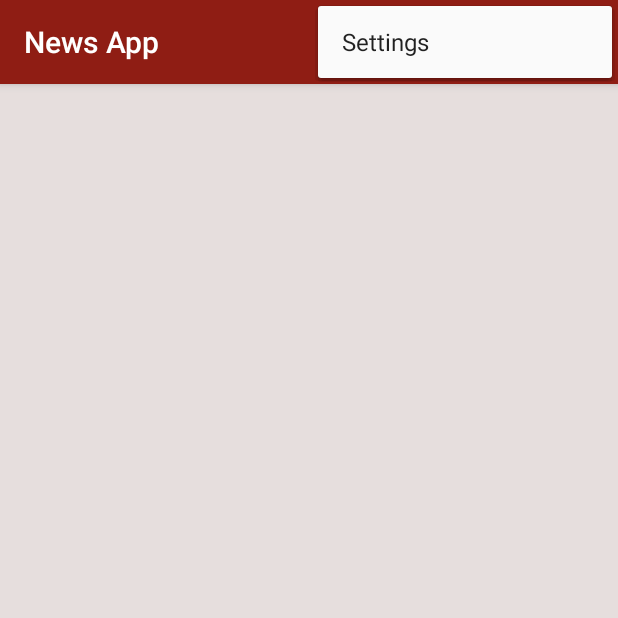
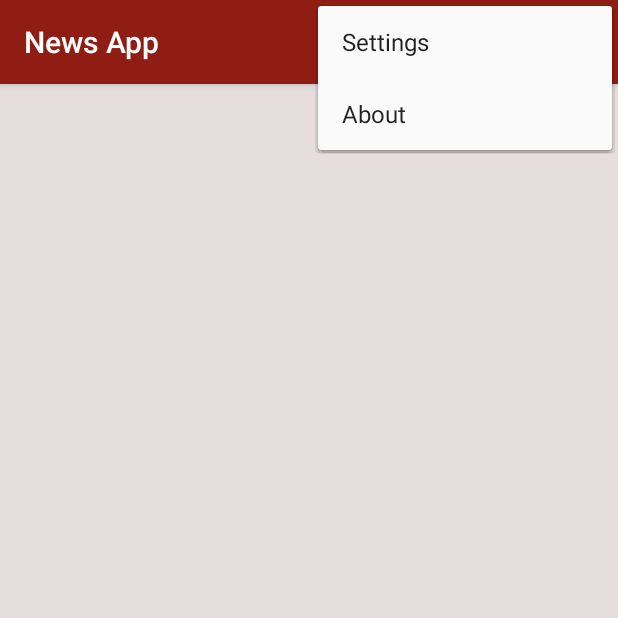
Before and after one commit to MostafaSolimanMO/News-App, an Android app: the screen it shows after launch (MainActivity), with the options menu open, on a phone screen of 412 x 824 dp, the top half of it. Run offline under Robolectric (Android 15) with nearby library versions, the phone set to English and light mode, and no system bars.

```diff
--- a/app/src/main/java/com/example/daii/udacitynewsapp/MainActivity.java
+++ b/app/src/main/java/com/example/daii/udacitynewsapp/MainActivity.java
@@ -2,10 +2,12 @@ package com.example.daii.udacitynewsapp;
 
 import android.content.Context;
 import android.content.Intent;
+import android.content.SharedPreferences;
 import android.net.ConnectivityManager;
 import android.net.NetworkInfo;
 import android.net.Uri;
 import android.os.Bundle;
+import android.preference.PreferenceManager;
 import android.support.v4.app.LoaderManager;
 import android.support.v4.content.Loader;
 import android.support.v7.app.AppCompatActivity;
@@ -21,7 +23,7 @@ import android.widget.TextView;
 import java.util.ArrayList;
 import java.util.List;
 
-public class MainActivity extends AppCompatActivity implements android.support.v4.app.LoaderManager.LoaderCallbacks<List<News>> {
+public class MainActivity extends AppCompatActivity implements android.support.v4.app.LoaderManager.LoaderCallbacks<List<News>>, SharedPreferences.OnSharedPreferenceChangeListener {
 
     private static final String NEWS_API_URL = "https://newsapi.org/v2/top-headlines?";
     private static final String API_KEY = "a36119b99ae8479aaf2301b6a976a388";
@@ -72,10 +74,19 @@ public class MainActivity extends AppCompatActivity implements android.support.v
 
     @Override
     public Loader<List<News>> onCreateLoader(int i, Bundle bundle) {
+        SharedPreferences sharedPrefs = PreferenceManager.getDefaultSharedPreferences(this);
+        String country = sharedPrefs.getString(
+                "country",
+                "eg");
+        String topic = sharedPrefs.getString(
+                "topic",
+                "general");
+
         Uri baseUri = Uri.parse(NEWS_API_URL);
 
         Uri.Builder uriBuilder = baseUri.buildUpon();
-        uriBuilder.appendQueryParameter("country", "eg");
+        uriBuilder.appendQueryParameter("country", country);
+        uriBuilder.appendQueryParameter("category", topic);
         uriBuilder.appendQueryParameter("apiKey", API_KEY);
 
         return new NewsLoader(this, uriBuilder.toString());
@@ -95,6 +106,15 @@ public class MainActivity extends AppCompatActivity implements android.support.v
         mAdapter.clear();
     }
 
+    @Override
+    public void onSharedPreferenceChanged(SharedPreferences prefs, String key) {
+        if (key.equals("country") && key.equals("topic")) {
+            mAdapter.clear();
+            mTextView.setVisibility(View.GONE);
+            mTextView.setVisibility(View.VISIBLE);
+            getSupportLoaderManager().restartLoader(1, null, this);
+        }
+    }
 
     @Override
     public boolean onCreateOptionsMenu(Menu menu) {
--- a/app/src/main/java/com/example/daii/udacitynewsapp/NewsAdapter.java
+++ b/app/src/main/java/com/example/daii/udacitynewsapp/NewsAdapter.java
@@ -16,7 +16,6 @@ public class NewsAdapter extends ArrayAdapter<News> {
     }
 
     private static final String SPLIT_MARK = " - ";
-
 
     @Override
     public View getView(int position, View convertView, ViewGroup parent) {
--- a/app/src/main/res/layout/settings_activity.xml
+++ b/app/src/main/res/layout/settings_activity.xml
@@ -1,6 +1,7 @@
 <?xml version="1.0" encoding="utf-8"?>
 <fragment xmlns:android="http://schemas.android.com/apk/res/android"
     xmlns:tools="http://schemas.android.com/tools"
+    android:name="com.example.daii.udacitynewsapp.settings_activity$NewsPreferenceFragment"
     android:layout_width="match_parent"
     android:layout_height="match_parent"
     tools:context=".settings_activity" />
--- a/app/src/main/res/menu/menu.xml
+++ b/app/src/main/res/menu/menu.xml
@@ -1,15 +1,26 @@
 <?xml version="1.0" encoding="utf-8"?>
+
 <menu xmlns:android="http://schemas.android.com/apk/res/android"
     xmlns:app="http://schemas.android.com/apk/res-auto">
+
     <item
-        android:id="@+id/Settings"
         android:icon="@android:drawable/ic_menu_preferences"
         android:orderInCategory="1"
-        android:title="Settings" />
+        android:title="">
+        <item
+            android:id="@+id/Settings"
+            android:orderInCategory="1"
+            android:title="Settings" />
+        <item
+            android:id="@+id/About"
+            android:orderInCategory="2"
+            android:title="About" />
+    </item>
+
     <item
         android:id="@+id/Refresh"
         android:icon="@android:drawable/stat_notify_sync"
-        android:orderInCategory="1"
+        android:orderInCategory="2"
         android:title="Refresh"
         app:showAsAction="always" />
 </menu>
```
Also changed, not shown: app/src/main/java/com/example/daii/udacitynewsapp/settings_activity.java (+42 -0 lines).
